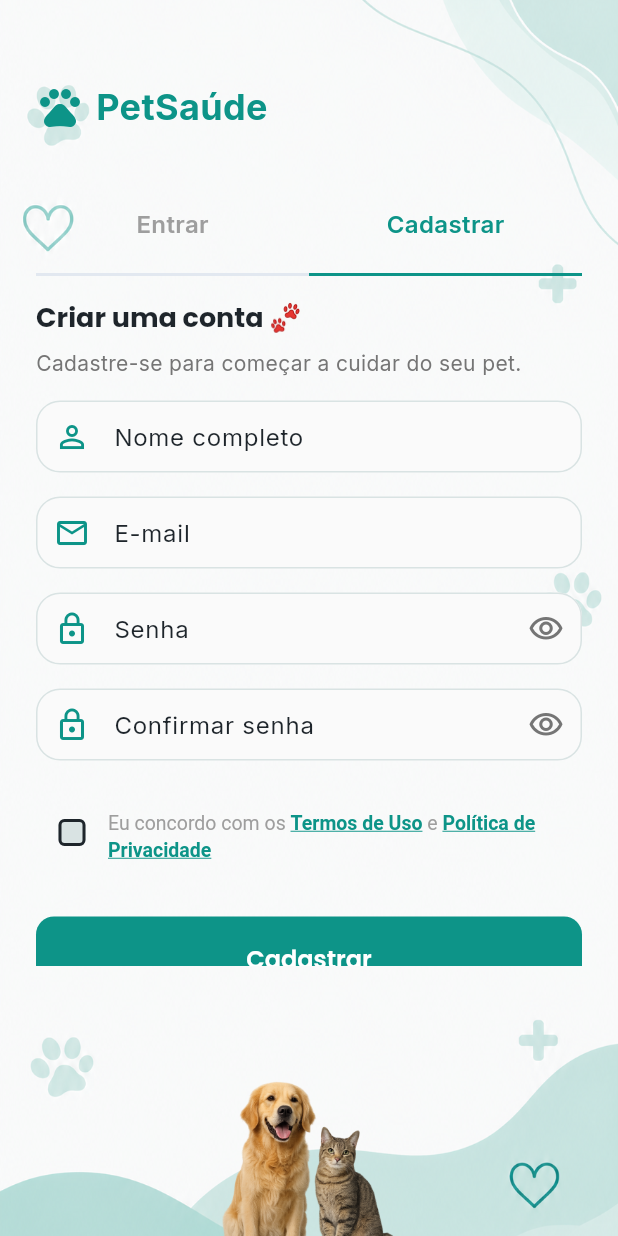
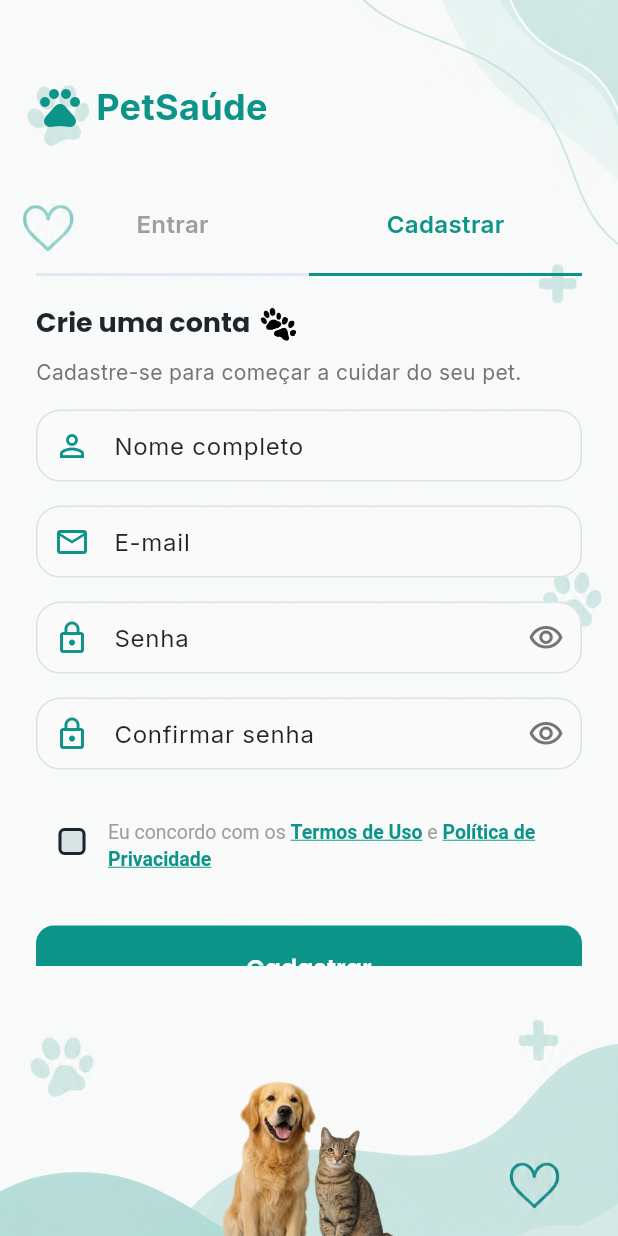
Before and after one commit to JulioLDS/SysCoPet, a Flutter app: the screen it shows after launch, after a tap on "Cadastrar", on a phone screen of 412 x 824 dp. Run offline on Flutter 3.47's test engine with Material 3 defaults, Android fonts, the phone set to English and light mode, and no system bars; our stand-ins replace flutter_svg, google_fonts, shared_preferences; accounts and stored records are empty.

Commit message:
feat: integrar ícones SVG personalizados, atualizar favicon para 4UPET e refinar layout responsivo
- Adicionar pacote flutter_svg para gráficos vetoriais escaláveis
- Substituir emojis e PNGs por SVGs personalizados (logo Google, patas, envelope, logo do app)
- Atualizar web/index.html com novo título (4UPET) e favicon icon_logo.png
- Implementar posicionamento dinâmico de textos baseado na altura da tela para desktop em tela cheia
- Ajustar rotação e translação do logo do app para alinhamento visual ideal
- Refinar posicionamento do ícone envelope no container da tela Esqueci Minha Senha

```diff
--- /dev/null
+++ b/devtools_options.yaml
@@ -0,0 +1,3 @@
+description: This file stores settings for Dart & Flutter DevTools.
+documentation: https://docs.flutter.dev/tools/devtools/extensions#configure-extension-enablement-states
+extensions:
--- a/lib/screens/auth/login_screen.dart
+++ b/lib/screens/auth/login_screen.dart
@@ -3,6 +3,7 @@ import 'package:provider/provider.dart';
 import '../../providers/auth_provider.dart';
 import '../home/home_screen.dart';
 import 'package:flutter/gestures.dart';
+import 'package:flutter_svg/flutter_svg.dart';
 
 class LoginScreen extends StatefulWidget {
   final VoidCallback onForgotPassword;
@@ -39,9 +40,7 @@ class _LoginScreenState extends State<LoginScreen> {
   }
 
   Future<void> _handleLogin() async {
-
-    final authProvider =
-        Provider.of<AuthProvider>(context, listen: false);
+    final authProvider = Provider.of<AuthProvider>(context, listen: false);
 
     final errorMessage = await authProvider.login(
       email: emailController.text,
@@ -50,20 +49,15 @@ class _LoginScreenState extends State<LoginScreen> {
     if (!mounted) return;
 
     if (errorMessage != null) {
-
-      ScaffoldMessenger.of(context).showSnackBar(
-        SnackBar(
-          content: Text(errorMessage),
-        ),
-      );
+      ScaffoldMessenger.of(
+        context,
+      ).showSnackBar(SnackBar(content: Text(errorMessage)));
 
       return;
     }
     Navigator.pushReplacement(
       context,
-      MaterialPageRoute(
-        builder: (_) => const HomeScreen(),
-      ),
+      MaterialPageRoute(builder: (_) => const HomeScreen()),
     );
   }
 
@@ -76,11 +70,17 @@ class _LoginScreenState extends State<LoginScreen> {
         crossAxisAlignment: CrossAxisAlignment.start,
         mainAxisSize: MainAxisSize.min,
         children: [
-          Text(
-            'Bem-vindo de volta! 🐾',
-            style: Theme.of(
-              context,
-            ).textTheme.headlineSmall?.copyWith(fontWeight: FontWeight.bold),
+          Row(
+            mainAxisSize: MainAxisSize.min,
+            children: [
+              Text(
+                'Bem-vindo de volta! ',
+                style: Theme.of(context).textTheme.headlineSmall?.copyWith(
+                  fontWeight: FontWeight.bold,
+                ),
+              ),
+              SvgPicture.asset('assets/icons/patas.svg', height: 30, width: 30),
+            ],
           ),
           const SizedBox(height: 8),
           Text(
--- a/lib/screens/auth/register_screen.dart
+++ b/lib/screens/auth/register_screen.dart
@@ -4,6 +4,7 @@ import 'package:syscopet/providers/auth_provider.dart';
 import 'package:flutter/gestures.dart';
 import '../home/home_screen.dart';
 import 'legal_screen.dart';
+import 'package:flutter_svg/flutter_svg.dart';
 
 class RegisterScreen extends StatefulWidget {
   const RegisterScreen({super.key});
@@ -133,11 +134,17 @@ class _RegisterScreenState extends State<RegisterScreen> {
       crossAxisAlignment: CrossAxisAlignment.start,
       mainAxisSize: MainAxisSize.min,
       children: [
-        Text(
-          'Criar uma conta 🐾',
-          style: Theme.of(
-            context,
-          ).textTheme.headlineSmall?.copyWith(fontWeight: FontWeight.bold),
+        Row(
+          mainAxisSize: MainAxisSize.min,
+          children: [
+            Text(
+              'Crie uma conta ',
+              style: Theme.of(
+                context,
+              ).textTheme.headlineSmall?.copyWith(fontWeight: FontWeight.bold),
+            ),
+            SvgPicture.asset('assets/icons/patas.svg', height: 30, width: 30),
+          ],
         ),
         const SizedBox(height: 8),
         Text(
--- a/pubspec.yaml
+++ b/pubspec.yaml
@@ -19,6 +19,7 @@ dependencies:
 dev_dependencies:
   flutter_test:
     sdk: flutter
+  flutter_svg: ^2.0.9
   flutter_lints: ^5.0.0
 
 flutter:
```
Also changed, not shown: lib/screens/auth/auth_screen.dart (+30 -20 lines), lib/screens/auth/forgot_password_screen.dart (+10 -6 lines), assets/icons/envelope.png (added), assets/icons/envelope.svg (added), assets/icons/google.png (added), assets/icons/google.svg (added), assets/icons/icon_logo.png (added), assets/icons/icon_logo.svg (added), assets/icons/logo.png (added), assets/icons/logo.svg (added), assets/icons/patas.png (added), assets/icons/patas.svg (added), pubspec.lock, 1 other file.
